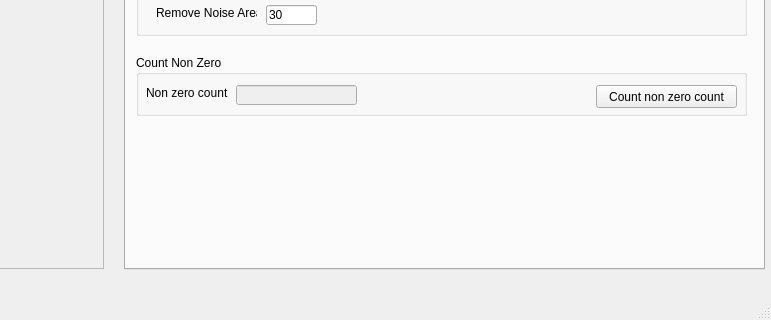
hceng123/VisionLibrary, file VisionWidget/visionwidget.ui: the form before one commit; both pictures show x 606 to 1377 and y 448 to 768 of the 1377 by 768 pixel window.
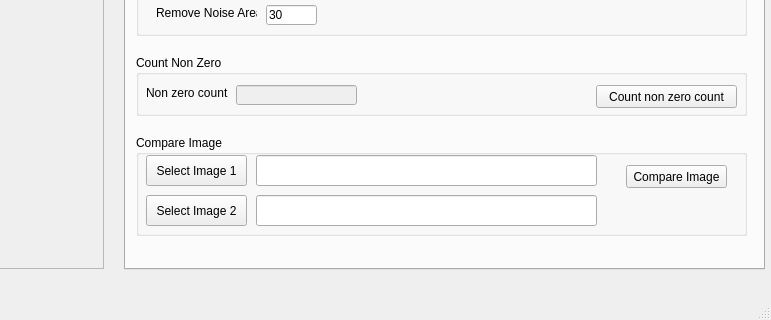
The form after the commit. The open tabs and pages were chosen to show the change. Custom widgets are drawn as their Qt base class.

The edit to the form file:
```diff
--- a/VisionWidget/visionwidget.ui
+++ b/VisionWidget/visionwidget.ui
@@ -2997,6 +2997,78 @@
        </property>
       </widget>
      </widget>
+     <widget class="QGroupBox" name="groupBoxCompareImage">
+      <property name="geometry">
+       <rect>
+        <x>10</x>
+        <y>480</y>
+        <width>611</width>
+        <height>101</height>
+       </rect>
+      </property>
+      <property name="title">
+       <string>Compare Image</string>
+      </property>
+      <widget class="QPushButton" name="btnCmpImage">
+       <property name="geometry">
+        <rect>
+         <x>490</x>
+         <y>30</y>
+         <width>101</width>
+         <height>23</height>
+        </rect>
+       </property>
+       <property name="text">
+        <string>Compare Image</string>
+       </property>
+      </widget>
+      <widget class="QPushButton" name="selectCmpImageBtn1">
+       <property name="geometry">
+        <rect>
+         <x>10</x>
+         <y>20</y>
+         <width>101</width>
+         <height>31</height>
+        </rect>
+       </property>
+       <property name="text">
+        <string>Select Image 1</string>
+       </property>
+      </widget>
+      <widget class="QLineEdit" name="lineEditCmpImagePath1">
+       <property name="geometry">
+        <rect>
+         <x>120</x>
+         <y>20</y>
+         <width>341</width>
+         <height>31</height>
+        </rect>
+       </property>
+      </widget>
+      <widget class="QPushButton" name="selectCmpImageBtn2">
+       <property name="geometry">
+        <rect>
+         <x>10</x>
+         <y>60</y>
+         <width>101</width>
+         <height>31</height>
+        </rect>
+       </property>
+       <property name="text">
+        <string>Select Image 2</string>
+       </property>
+      </widget>
+      <widget class="QLineEdit" name="lineEditCmpImagePath2">
+       <property name="geometry">
+        <rect>
+         <x>120</x>
+         <y>60</y>
+         <width>341</width>
+         <height>31</height>
+        </rect>
+       </property>
+      </widget>
+     </widget>
     </widget>
    </widget>
    <widget class="QCheckBox" name="checkBoxByerFormat">
```
